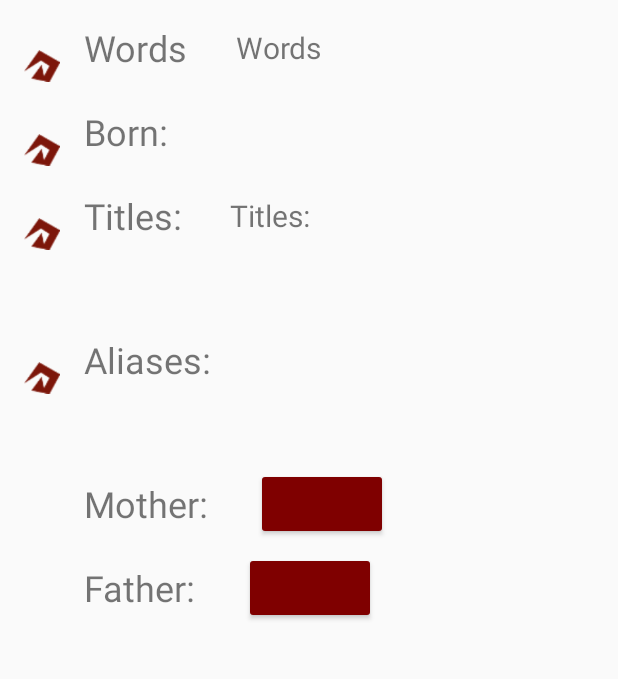
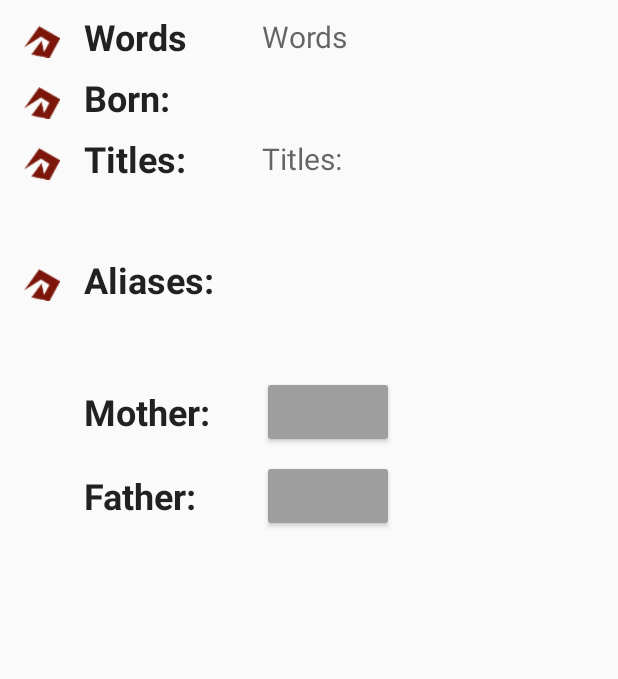
Before and after one commit to bugtsa/IceAndFire, an Android app: the CharacterActivity screen opened directly, with no data from a screen before it, on a phone screen of 412 x 824 dp, the part 384-1063 px from its top. Run offline under Robolectric (Android 15) with nearby library versions, the phone set to English and light mode, and no system bars; our stand-ins replace Picasso, data binding; pictures from the network do not load; 6 statements that could not run were skipped.

Commit message:
refactoring xml character activity

```diff
--- a/app/src/main/java/com/bugtsa/iceandfire/ui/adapters/HousesAdapter.java
+++ /dev/null
@@ -1,4 +0,0 @@
-package com.bugtsa.iceandfire.ui.adapters;
-
-public class HousesAdapter {
-}
--- a/app/src/main/res/layout/fragment_character.xml
+++ b/app/src/main/res/layout/fragment_character.xml
@@ -28,7 +28,7 @@
             <android.support.design.widget.CollapsingToolbarLayout
                 android:id="@+id/collapsing_toolbar_character"
                 style="@style/match_and_wrap"
-                app:contentScrim="@color/red_dark"
+                app:contentScrim="@color/color_primary_dark"
                 app:layout_scrollFlags="scroll|exitUntilCollapsed">
 
                 <ImageView
@@ -66,22 +66,14 @@
                         style="@style/icon.left"/>
 
                     <TextView
-                        android:layout_width="wrap_content"
-                        android:layout_height="wrap_content"
-                        android:layout_gravity="center_vertical"
-                        android:layout_marginLeft="@dimen/spacing_normal_16"
+                        style="@style/text_view_left"
                         android:text="@string/character_words"
-                        android:textSize="@dimen/font_big_larger_24"
                         tools:text="@string/character_words"/>
 
                     <TextView
                         android:id="@+id/words_character_text_view"
-                        android:layout_width="wrap_content"
-                        android:layout_height="wrap_content"
-                        android:layout_gravity="center_vertical"
-                        android:layout_marginLeft="@dimen/spacing_medium_32"
+                        style="@style/text_view_right"
                         android:text="@string/character_words"
-                        android:textSize="@dimen/font_large_20"
                         tools:ignore="RtlHardcoded"
                         tools:text="@string/character_words"/>
 
@@ -97,22 +89,14 @@
                         style="@style/icon.left"/>
 
                     <TextView
-                        android:layout_width="wrap_content"
-                        android:layout_height="wrap_content"
-                        android:layout_gravity="center_vertical"
-                        android:layout_marginLeft="@dimen/spacing_normal_16"
+                        style="@style/text_view_left"
                         android:text="@string/character_born"
-                        android:textSize="@dimen/font_big_larger_24"
                         tools:text="@string/character_born"/>
 
                     <TextView
                         android:id="@+id/born_character_text_view"
-                        android:layout_width="wrap_content"
-                        android:layout_height="wrap_content"
-                        android:layout_gravity="center_vertical"
-                        android:layout_marginLeft="@dimen/spacing_medium_32"
+                        style="@style/text_view_right"
                         android:text="@{character.born}"
-                        android:textSize="@dimen/font_large_20"
                         tools:ignore="RtlHardcoded"
                         tools:text="@string/character_born"/>
 
@@ -128,24 +112,14 @@
                         style="@style/icon.left"/>
 
                     <TextView
-                        android:layout_width="wrap_content"
-                        android:layout_height="wrap_content"
-                        android:layout_gravity="center_vertical"
-                        android:layout_marginLeft="@dimen/spacing_normal_16"
+                        style="@style/text_view_left"
                         android:text="@string/character_titles"
-                        android:textSize="@dimen/font_big_larger_24"
                         tools:text="@string/character_titles"/>
 
                     <TextView
                         android:id="@+id/titles_character_text_view"
-                        android:layout_width="wrap_content"
-                        android:layout_height="wrap_content"
-                        android:layout_gravity="center_vertical"
-                        android:layout_marginLeft="@dimen/spacing_medium_32"
-                        android:singleLine="false"
+                        style="@style/text_view_right"
                         android:text="@string/character_titles"
-                        android:textSize="@dimen/font_large_20"
-                        tools:ignore="RtlHardcoded"
                         tools:text="@string/character_titles"/>
 
                 </LinearLayout>
@@ -160,23 +134,14 @@
                         style="@style/icon.left"/>
 
                     <TextView
-                        android:layout_width="wrap_content"
-                        android:layout_height="wrap_content"
-                        android:layout_gravity="center_vertical"
-                        android:layout_marginLeft="@dimen/spacing_normal_16"
+                        style="@style/text_view_left"
                         android:text="@string/character_aliases"
-                        android:textSize="@dimen/font_big_larger_24"
                         tools:text="@string/character_aliases"/>
 
                     <TextView
                         android:id="@+id/aliases_character_text_view"
-                        android:layout_width="wrap_content"
-                        android:layout_height="wrap_content"
-                        android:layout_gravity="center_vertical"
-                        android:layout_marginLeft="@dimen/spacing_medium_32"
-                        android:singleLine="false"
+                        style="@style/text_view_right"
                         android:text="@{character.alias}"
-                        android:textSize="@dimen/font_large_20"
                         tools:text="@string/character_aliases"/>
 
                 </LinearLayout>
@@ -194,23 +159,19 @@
 
                     <TextView
                         android:id="@+id/mother_character_text_view"
-                        android:layout_width="wrap_content"
-                        android:layout_height="wrap_content"
-                        android:layout_gravity="center_vertical"
-                        android:layout_marginLeft="@dimen/spacing_normal_16"
+                        style="@style/text_view_left"
                         android:text="@string/character_mother"
-                        android:textSize="@dimen/font_big_larger_24"
                         tools:text="@string/character_mother"/>
+
+                    <LinearLayout
+                        style="@style/text_view_right">
 
                         <Button
                             android:id="@+id/mother_character_button"
                             style="@style/AppTheme.Button.Dark.Red"
-                        android:layout_width="wrap_content"
-                        android:layout_height="wrap_content"
-                        android:layout_marginLeft="@dimen/spacing_medium_32"
                             android:text="@{character.mother}"
-                        android:textSize="@dimen/font_large_20"
                             tools:text="@string/character_mother"/>
+                    </LinearLayout>
 
                 </LinearLayout>
 
@@ -227,24 +188,19 @@
 
                     <TextView
                         android:id="@+id/father_character_text_view"
-                        android:layout_width="wrap_content"
-                        android:layout_height="wrap_content"
-                        android:layout_gravity="center_vertical"
-                        android:layout_marginLeft="@dimen/spacing_normal_16"
+                        style="@style/text_view_left"
                         android:text="@string/character_father"
-                        android:textSize="@dimen/font_big_larger_24"
                         tools:text="@string/character_father"/>
+
+                    <LinearLayout
+                        style="@style/text_view_right">
 
                         <Button
                             android:id="@+id/father_character_button"
                             style="@style/AppTheme.Button.Dark.Red"
-                        android:layout_width="wrap_content"
-                        android:layout_height="wrap_content"
-                        android:layout_gravity="center_vertical"
-                        android:layout_marginLeft="@dimen/spacing_medium_32"
                             android:text="@{character.father}"
-                        android:textSize="@dimen/font_large_20"
                             tools:text="@string/character_father"/>
+                    </LinearLayout>
 
                 </LinearLayout>
             </LinearLayout>
--- a/app/src/main/res/values-v21/styles.xml
+++ b/app/src/main/res/values-v21/styles.xml
@@ -3,7 +3,7 @@
     <style name="AppTheme" parent="Theme.AppCompat.Light.NoActionBar">
         <item name="colorPrimary">@color/color_primary</item>
         <item name="colorPrimaryDark">@color/color_primary_dark</item>
-        <item name="colorAccent">@color/red_dark</item>
+        <item name="colorAccent">@color/color_accent</item>
         <item name="android:windowDrawsSystemBarBackgrounds">true</item>
         <item name="android:windowTranslucentStatus">true</item>
         <item name="android:statusBarColor">@color/color_accent</item>
--- a/app/src/main/res/values/colors.xml
+++ b/app/src/main/res/values/colors.xml
@@ -1,10 +1,8 @@
 <?xml version="1.0" encoding="utf-8"?>
 <resources>
-    <color name="color_primary">#3F51B5</color>
-    <color name="color_primary_dark">#303F9F</color>
-    <color name="color_primary_light">#B3E5FC</color>
-
-    <color name="color_accent">#FF4081</color>
+    <color name="color_primary">#880016</color>
+    <color name="color_primary_dark">#52000e</color>
+    <color name="color_accent">#9E9E9E</color>
 
     <color name="grey">#5d5d5d</color>
     <color name="grey_light">#9c9c9c</color>
@@ -15,10 +13,5 @@
 
     <color name="orange_dark">#f2594a</color>
 
-
-    <color name="red_dark">#7F0000</color>
-
-
-
     <color name="primary_text">#212121</color>
 </resources>
--- a/app/src/main/res/values/dimens.xml
+++ b/app/src/main/res/values/dimens.xml
@@ -44,5 +44,6 @@
 
     <dimen name="spacing_10">10dp</dimen>
     <dimen name="spacing_5">5dp</dimen>
+    <dimen name="zeros_0">0dp</dimen>
 
 </resources>
--- a/app/src/main/res/values/styles.xml
+++ b/app/src/main/res/values/styles.xml
@@ -5,7 +5,7 @@
         <!-- Customize your theme here. -->
         <item name="colorPrimary">@color/color_primary</item>
         <item name="colorPrimaryDark">@color/color_primary_dark</item>
-        <item name="colorAccent">@color/red_dark</item>
+        <item name="colorAccent">@color/color_accent</item>
     </style>
 
     <style name="AppTheme.NoActionBar">
@@ -56,59 +56,31 @@
 
     <style name="icon.left" parent="icon">
         <item name="android:layout_gravity">top|left</item>
-        <item name="android:layout_marginTop">@dimen/spacing_medial_24</item>
+        <item name="android:layout_marginTop">@dimen/spacing_small_8</item>
         <item name="android:layout_marginLeft">@dimen/spacing_normal_16</item>
         <item name="android:src">@drawable/icon_item_property</item>
     </style>
 
-    <style name="icon.right" parent="icon">
-        <item name="android:layout_gravity">top|right</item>
-        <item name="android:layout_marginTop">@dimen/spacing_medial_24</item>
-        <item name="android:layout_marginRight">@dimen/spacing_medium_32</item>
+    <style name="text_view">
+        <item name="android:layout_width">@dimen/zeros_0</item>
+        <item name="android:layout_height">wrap_content</item>
+        <item name="android:layout_gravity">center_vertical</item>
     </style>
 
-    <style name="user_info_bar_item">
-        <item name="android:layout_width">wrap_content</item>
-        <item name="android:orientation">vertical</item>
-        <item name="android:gravity">center</item>
+    <style name="text_view_left" parent="text_view">
         <item name="android:layout_weight">1</item>
+        <item name="android:layout_marginLeft">@dimen/spacing_normal_16</item>
+        <item name="android:textSize">@dimen/font_big_larger_24</item>
+        <item name="android:textStyle">bold</item>
+        <item name="android:textColor">?android:textColorPrimary</item>
     </style>
 
-    <style name="user_info_bar_item.dynamic" parent="user_info_bar_item">
-        <item name="android:layout_height">@dimen/size_medium_56</item>
-    </style>
-
-    <style name="user_info_bar_item.static" parent="user_info_bar_item">
-        <item name="android:layout_height">match_parent</item>
-    </style>
-
-    <style name="user_info_bar_text">
-        <item name="android:layout_width">wrap_content</item>
-        <item name="android:layout_height">wrap_content</item>
-        <item name="android:gravity">center</item>
-        <item name="android:textColor">@color/white</item>
-        <item name="android:textSize">@dimen/font_normal_16</item>
-        <item name="android:fontFamily">@string/ff_condensed</item>
-    </style>
-
-    <style name="user_info_bar_text.quantity">
-        <item name="android:textSize">@dimen/font_big_larger_24</item>
-        <item name="android:text">@string/zeros</item>
-    </style>
-
-    <style name="vertical_divider">
-        <item name="android:layout_width">@dimen/fat_line_size_2</item>
-        <item name="android:background">@color/color_primary_light</item>
-    </style>
-
-    <style name="vertical_divider.dynamic" parent="vertical_divider">
-        <item name="android:layout_height">@dimen/size_medium_56</item>
-    </style>
-
-    <style name="vertical_divider.static" parent="vertical_divider">
-        <item name="android:layout_height">match_parent</item>
-        <item name="android:layout_marginTop">@dimen/size_small_24</item>
-        <item name="android:layout_marginBottom">@dimen/size_small_24</item>
+    <style name="text_view_right" parent="text_view">
+        <item name="android:layout_weight">2</item>
+        <item name="android:singleLine">false</item>
+        <item name="android:layout_columnSpan">2</item>
+        <item name="android:textColor">?android:textColorSecondary</item>
+        <item name="android:textSize">@dimen/font_large_20</item>
     </style>
 
     <style name="item">
@@ -122,8 +94,12 @@
     </style>
 
     <style name="AppTheme.Button.Dark.Red" parent="Widget.AppCompat.Button.Colored">
-        <item name="colorButtonNormal">@color/red_dark</item>
+        <item name="colorButtonNormal">@color/color_primary_dark</item>
         <item name="android:textColor">@color/white</item>
+        <item name="android:layout_width">wrap_content</item>
+        <item name="android:layout_height">wrap_content</item>
+        <item name="android:gravity">center_vertical</item>
+        <item name="android:textSize">@dimen/font_large_20</item>
     </style>
 
     <style name="custom_dialog">
```
Also changed, not shown: app/src/main/java/com/bugtsa/iceandfire/ui/activities/CharacterActivity.java (+39 -8 lines). Lines whose indentation alone changed are shown as unchanged.
